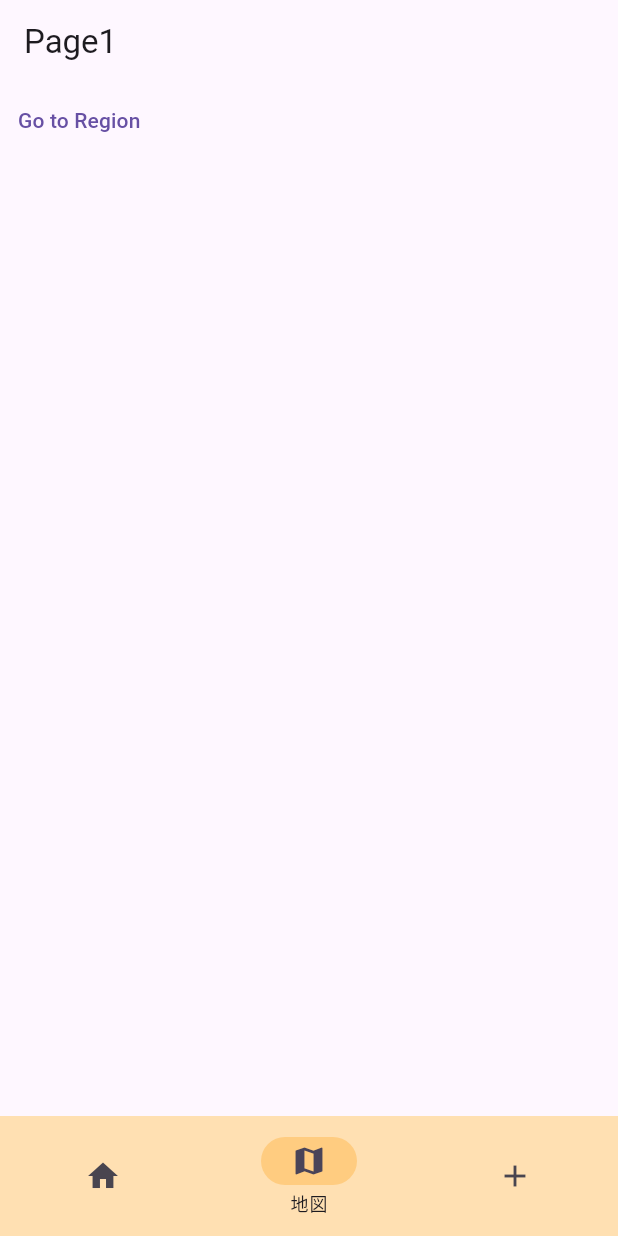
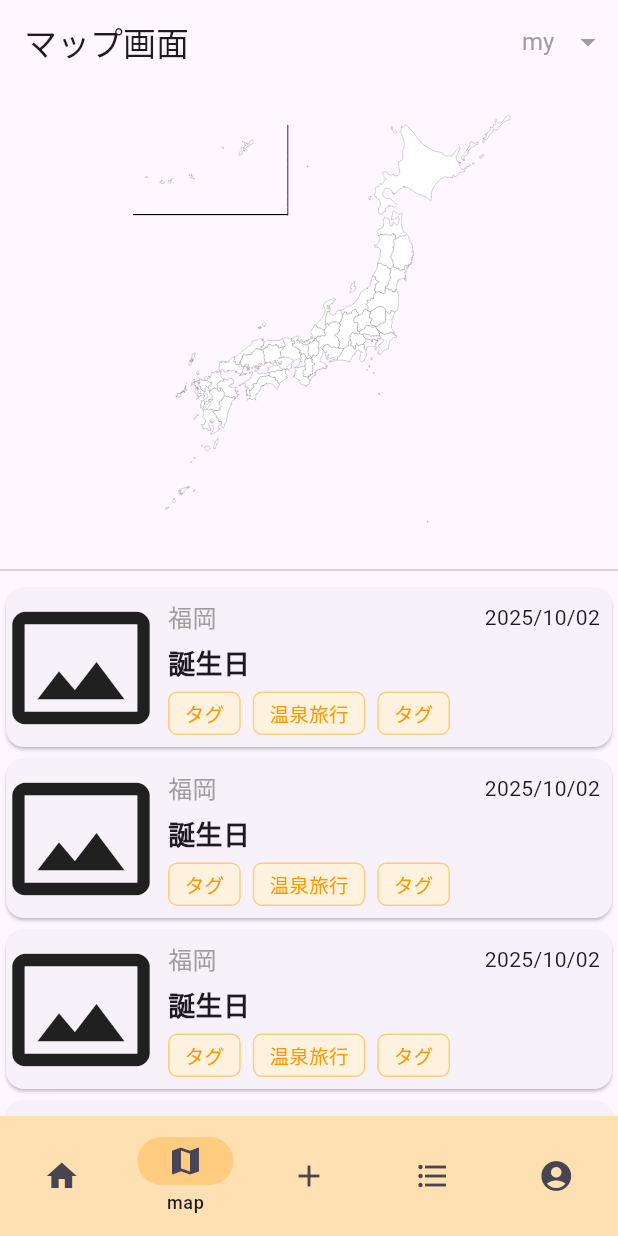
Before and after one commit to shota482/KENJOY, a Flutter app: the screen it shows after launch, item 2 of the bottom bar chosen, on a phone screen of 412 x 824 dp. Run offline on Flutter 3.47's test engine with Material 3 defaults, Android fonts, the phone set to English and light mode, and no system bars; our stand-ins replace flutter_riverpod, flutter_svg, go_router, riverpod.

Commit message:
Feature: map page (#5)
* add; svg

* fix:

* add: create map review page

* add: drop down menu for select map

```diff
--- a/StudioProjects/kenjoy/lib/core/navigation/bottumNavigation.dart
+++ b/StudioProjects/kenjoy/lib/core/navigation/bottumNavigation.dart
@@ -1,6 +1,7 @@
 import 'package:flutter/material.dart';
 import 'package:go_router/go_router.dart';
 import 'package:kenjoy/features/record/create/RecordCreateScreen.dart';
+import 'package:kenjoy/features/record/map/mapReviewScreen.dart';
 
 
 import '../../screens/homeScreeen.dart';
@@ -13,7 +14,7 @@ class AppNavigationBar extends StatelessWidget {
   Widget build(BuildContext context) {
     final location = GoRouterState.of(context).uri.toString();
     int selectedIndex = switch (true) {
-      _ when location.startsWith(Page1.path) => 1,
+      _ when location.startsWith(MapReviewPage.path) => 1,
       _ when location.startsWith(RecordCreatePage.path) => 2,
       _ => 0
     };
@@ -27,7 +28,7 @@ class AppNavigationBar extends StatelessWidget {
             context.go(HomePage.path);
             break;
           case 1:
-            context.go(Page1.path);
+            context.go(MapReviewPage.path);
             break;
           case 2:
             context.go(RecordCreatePage.path);
@@ -36,8 +37,10 @@ class AppNavigationBar extends StatelessWidget {
       },
       destinations: const[
         NavigationDestination(icon: Icon(Icons.home), label: 'ホーム'),
-        NavigationDestination(icon: Icon(Icons.map), label: '地図'),
-        NavigationDestination(icon: Icon(Icons.add), label: '作成'),
+        NavigationDestination(icon: Icon(Icons.map), label: 'map'),
+        NavigationDestination(icon: Icon(Icons.add), label: 'create'),
+        NavigationDestination(icon: Icon(Icons.format_list_bulleted), label: 'trip'),
+        NavigationDestination(icon: Icon(Icons.account_circle), label: 'Mypage'),
       ],
     );
   }
--- /dev/null
+++ b/StudioProjects/kenjoy/lib/features/record/map/mapReviewScreen.dart
@@ -0,0 +1,128 @@
+import 'package:flutter/material.dart';
+import 'package:flutter_svg/svg.dart' show SvgPicture;
+
+import 'mapReviewWidgets.dart';
+
+class MapReviewPage extends StatefulWidget {
+  const MapReviewPage({super.key});
+
+  static const path = '/map/review';
+
+  @override
+  State<MapReviewPage> createState() => _MapReviewPageState();
+}
+
+class _MapReviewPageState extends State<MapReviewPage> {
+  String selectedMapType = 'my';
+  final mapTypes = ["my", '家族', '恋人'];
+
+  @override
+  Widget build(BuildContext context) {
+    return Scaffold(
+      appBar: AppBar(
+        title: const Text('マップ画面'),
+        actions: [
+          Padding(
+            padding: const EdgeInsets.only(right: 8.0),
+            child: DropdownButtonHideUnderline(
+              child: DropdownButton<String>(
+                value: selectedMapType,
+                icon: const Icon(Icons.arrow_drop_down, color: Colors.grey),
+                dropdownColor: Colors.grey[10],
+                style: const TextStyle(color: Colors.grey, fontSize: 16),
+                onChanged: (value) {
+                  setState(() {
+                    selectedMapType = value!;
+                  });
+                },
+                items: mapTypes.map((type) {
+                  return DropdownMenuItem<String>(
+                    value: type,
+                    child: Row(
+                      children: [
+
+                        const SizedBox(width: 8),
+                        Text(type, style: const TextStyle(color: Colors.grey)),
+                      ],
+                    ),
+                  );
+                }).toList(),
+                selectedItemBuilder: (context) {
+                  // AppBar 上に表示される部分
+                  return mapTypes.map((type) {
+                    return Row(
+                      children: [
+
+                        const SizedBox(width: 4),
+                        Text(type, style: const TextStyle(color: Colors.grey)),
+                      ],
+                    );
+                  }).toList();
+                },
+              ),
+            ),
+          ),
+        ],
+      ),
+      body: Column(
+        mainAxisAlignment: MainAxisAlignment.center,
+        children: [
+          Padding(
+            padding: const EdgeInsets.all(8.0),
+            child: Center(
+              child: SvgPicture.asset(
+                'assets/images/japan_map.svg',
+                semanticsLabel: 'Japan map',
+                width: 300,
+                height: 300,
+                fit: BoxFit.contain, // ← 見切れ防止
+              ),
+            ),
+          ),
+          const Divider(),
+          Expanded(
+            child: ListView(
+              children: [
+                RecordSummaryCard(
+                  title: '誕生日',
+                  date: DateTime(2025, 10, 2),
+                  pref: "福岡",
+                  imageUrl: null,
+                  onTap: () {},
+                ),
+                RecordSummaryCard(
+                  title: '誕生日',
+                  date: DateTime(2025, 10, 2),
+                  pref: "福岡",
+                  imageUrl: null,
+                  onTap: () {},
+                ),
+                RecordSummaryCard(
+                  title: '誕生日',
+                  date: DateTime(2025, 10, 2),
+                  pref: "福岡",
+                  imageUrl: null,
+                  onTap: () {},
+                ),
+                RecordSummaryCard(
+                  title: '誕生日',
+                  date: DateTime(2025, 10, 2),
+                  pref: "福岡",
+                  imageUrl: null,
+                  onTap: () {},
+                ),
+                RecordSummaryCard(
+                  title: '誕生日',
+                  date: DateTime(2025, 10, 2),
+                  pref: "福岡",
+                  imageUrl: null,
+                  onTap: () {},
+                ),
+              ],
+            ),
+          ),
+        ],
+      ),
+    );
+  }
+}
--- /dev/null
+++ b/StudioProjects/kenjoy/lib/features/record/map/mapReviewWidgets.dart
@@ -0,0 +1,100 @@
+import 'package:flutter/material.dart';
+import 'package:intl/intl.dart';
+
+class RecordSummaryCard extends StatelessWidget {
+  final String title;
+  final DateTime date;
+  final String pref;
+  final String? imageUrl;
+  final VoidCallback? onTap;
+
+  const RecordSummaryCard({
+    super.key,
+    required this.title,
+    required this.date,
+    required this.pref,
+    required this.imageUrl,
+    required this.onTap,
+  });
+
+  @override
+  Widget build(BuildContext context) {
+    final formattedDate = DateFormat('yyyy/MM/dd').format(date);
+    return Card(
+      child: InkWell(
+        onTap: onTap,
+        child: Row(
+          children: [
+            //TODO image from URL & fix size from screen size
+            Icon(
+              Icons.photo_size_select_actual_outlined,
+              size: 100,
+            ),
+            Expanded(
+              child: Padding(
+                padding: const EdgeInsets.all(8.0),
+                child: Column(
+                  crossAxisAlignment: CrossAxisAlignment.stretch,
+                  children: [
+                    Row(
+                      mainAxisAlignment: MainAxisAlignment.spaceBetween,
+                      children: [
+                        Align(
+                          alignment: Alignment.topLeft,
+                          child: Text(
+                            pref,
+                            style: TextStyle(fontSize: 16, color: Colors.grey),
+                          ),
+                        ),
+                        Align(
+                          alignment: Alignment.topRight,
+                          child: Text(formattedDate),
+                        )
+                      ],
+                    ),
+                    const SizedBox(height: 6,),
+                    Align(
+                      alignment: Alignment.centerLeft,
+                      child: Text(
+                        title,
+                        style: TextStyle(
+                          fontSize: 18,
+                          fontWeight: FontWeight.bold,
+                        ),
+                      ),
+                    ),
+                    const SizedBox(height: 6,),
+                    Wrap(
+                      spacing: 8,
+                      runSpacing: 6,
+                      children: [
+                        _buildTag("タグ"),
+                        _buildTag("温泉旅行"),
+                        _buildTag("タグ"),
+                      ],
+                    ),
+                  ],
+                ),
+              ),
+            ),
+          ],
+        ),
+      ),
+    );
+  }
+}
+
+Widget _buildTag(String text) {
+  return Container(
+    padding: const EdgeInsets.symmetric(horizontal: 10, vertical: 4),
+    decoration: BoxDecoration(
+      color: Colors.orange.shade50,
+      borderRadius: BorderRadius.circular(6),
+      border: Border.all(color: Colors.orange.shade200),
+    ),
+    child: Text(
+      text,
+      style: const TextStyle(fontSize: 13, color: Colors.orange),
+    ),
+  );
+}
--- a/StudioProjects/kenjoy/lib/routers/router.dart
+++ b/StudioProjects/kenjoy/lib/routers/router.dart
@@ -1,5 +1,6 @@
 import 'package:flutter/material.dart';
 import 'package:go_router/go_router.dart';
+import 'package:kenjoy/features/record/map/mapReviewScreen.dart';
 
 import '../core/navigation/bottumNavigation.dart';
 import '../features/record/create/RecordCreateScreen.dart';
@@ -45,6 +46,13 @@ final goRouter = GoRouter(
             child: RecordCreatePage(),
           ),
         ),
+        GoRoute(
+          path: MapReviewPage.path,
+          pageBuilder: (BuildContext context, GoRouterState? state) =>
+              MaterialPage(
+                child: MapReviewPage(),
+              ),
+        ),
       ],
     ),
     GoRoute(
--- a/StudioProjects/kenjoy/pubspec.yaml
+++ b/StudioProjects/kenjoy/pubspec.yaml
@@ -39,6 +39,7 @@ dependencies:
   flutter_riverpod: ^3.0.3
   freezed_annotation: ^3.1.0
   json_annotation: ^4.9.0
+  intl: ^0.20.2
 
 dev_dependencies:
   flutter_test:
```
Also changed, not shown: StudioProjects/kenjoy/pubspec.lock.
